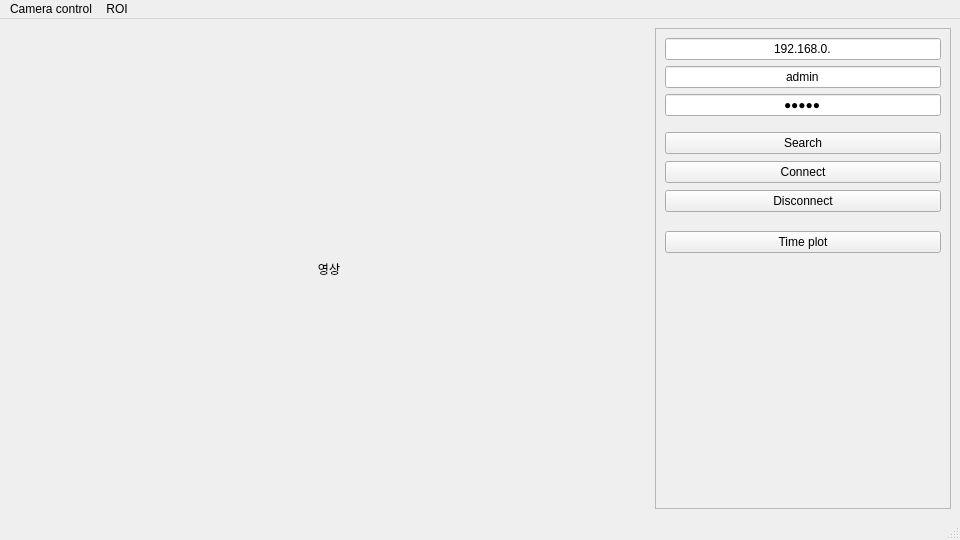
First picture: the form in viewer.ui, repository sue9010/IPCamera, before the edit.
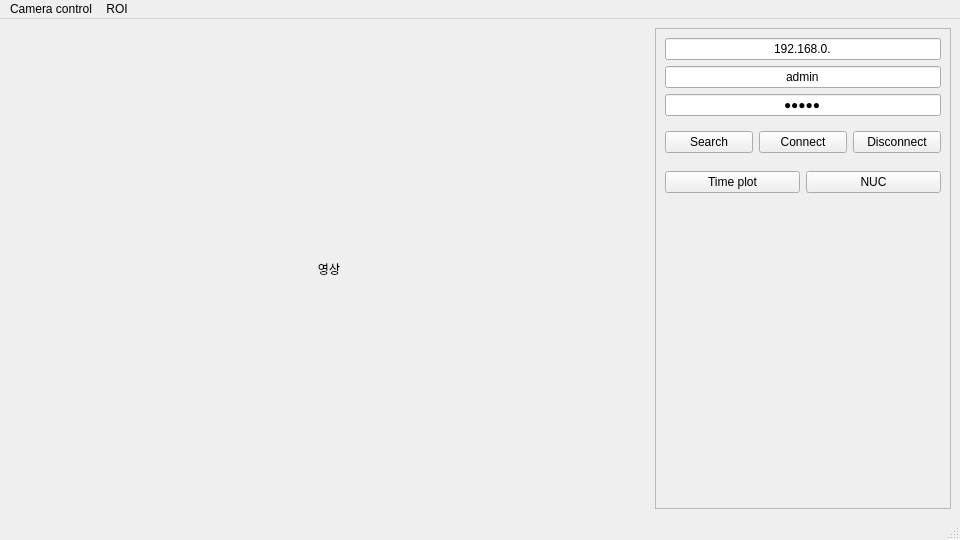
Second picture: the form after the edit.

```diff
--- a/viewer.ui
+++ b/viewer.ui
@@ -81,16 +81,25 @@
          <property name="maximumSize">
           <size>
            <width>16777215</width>
-           <height>100</height>
+           <height>40</height>
           </size>
          </property>
-         <layout class="QVBoxLayout" name="verticalLayout_2">
+         <layout class="QHBoxLayout" name="horizontalLayout_2">
+          <property name="spacing">
+           <number>6</number>
+          </property>
           <property name="leftMargin">
            <number>0</number>
           </property>
+          <property name="topMargin">
+           <number>0</number>
+          </property>
           <property name="rightMargin">
            <number>0</number>
           </property>
+          <property name="bottomMargin">
+           <number>0</number>
+          </property>
           <item>
            <widget class="QPushButton" name="search_button">
             <property name="text">
@@ -123,7 +132,7 @@
            <height>29</height>
           </size>
          </property>
-         <layout class="QVBoxLayout" name="verticalLayout_3">
+         <layout class="QHBoxLayout" name="horizontalLayout_3">
           <property name="leftMargin">
            <number>0</number>
           </property>
@@ -143,6 +152,13 @@
             </property>
            </widget>
           </item>
+          <item>
+           <widget class="QPushButton" name="nuc_button">
+            <property name="text">
+             <string>NUC</string>
+            </property>
+           </widget>
+          </item>
          </layout>
         </widget>
        </item>
```
